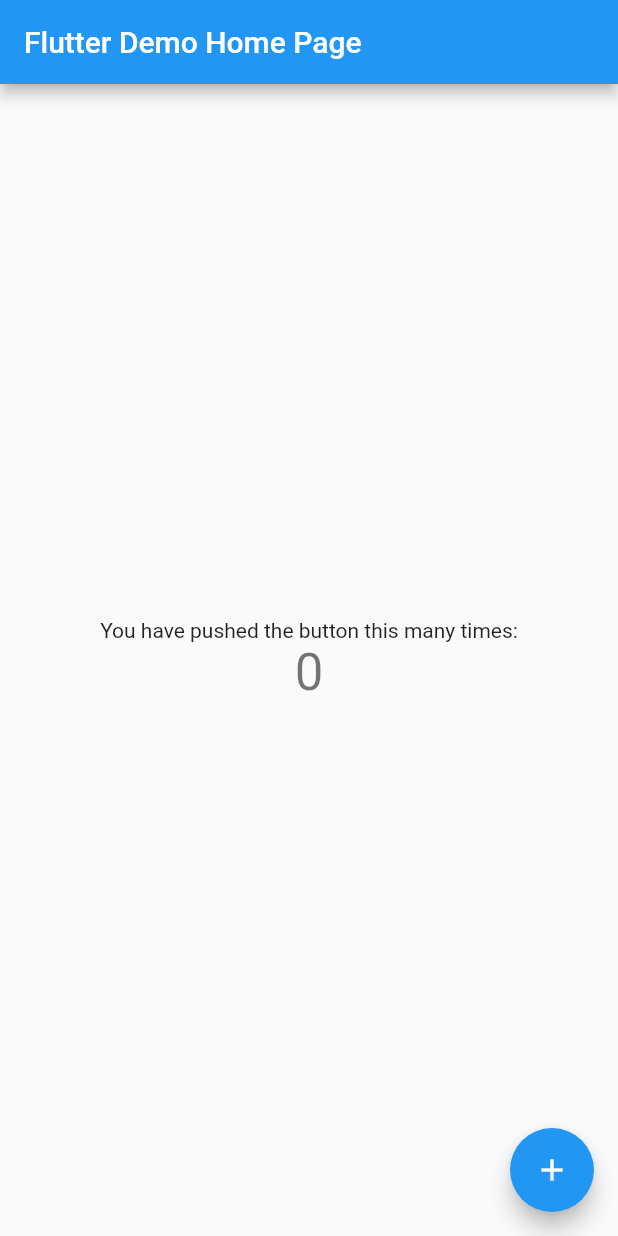
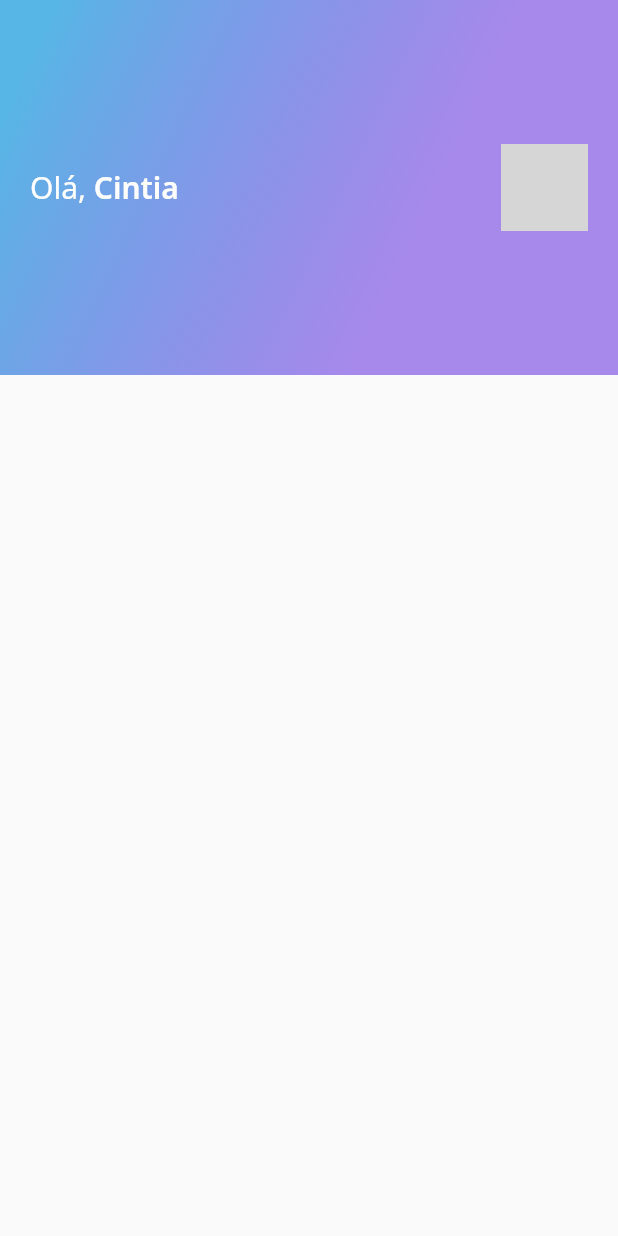
Before and after one commit to cintiafumi/devquiz, a Flutter app: the screen it shows after launch, on a phone screen of 412 x 824 dp. Run offline on Flutter 3.47's test engine with Material 2 defaults, Android fonts, the phone set to English and light mode, and no system bars; our stand-ins replace google_fonts; network calls fail; grey boxes are pictures that could not be loaded.

Commit message:
✨  feat: Add AppBarWidget

```diff
--- a/lib/core/app_widget.dart
+++ b/lib/core/app_widget.dart
@@ -1,13 +1,12 @@
-import 'package:DevQuiz/home/home_page.dart';
-import 'package:DevQuiz/splash/splash_page.dart';
+import 'package:devquiz/home/home_page.dart';
 import 'package:flutter/material.dart';
 
 class AppWidget extends StatelessWidget {
   @override
   Widget build(BuildContext context) {
     return MaterialApp(
-      title: "DevQuiz",
-      home: HomePage(),
+      title: "devquiz",
+      home: HomePage()
     );
   }
 }
--- /dev/null
+++ b/lib/home/home_page.dart
@@ -0,0 +1,18 @@
+import 'package:devquiz/home/widgets/app_bar/app_bar_widget.dart';
+import 'package:flutter/material.dart';
+
+class HomePage extends StatefulWidget {
+  HomePage({Key? key}) : super(key: key);
+
+  @override
+  _HomePageState createState() => _HomePageState();
+}
+
+class _HomePageState extends State<HomePage> {
+  @override
+  Widget build(BuildContext context) {
+    return Scaffold(
+      appBar: AppBarWidget(),
+    );
+  }
+}
--- /dev/null
+++ b/lib/home/widgets/app_bar/app_bar_widget.dart
@@ -0,0 +1,49 @@
+import 'package:devquiz/core/core.dart';
+import 'package:flutter/material.dart';
+
+class AppBarWidget extends PreferredSize {
+  AppBarWidget() : super(
+    preferredSize: Size.fromHeight(250),
+    child: Container(
+      height: 250,
+      decoration: BoxDecoration(
+        gradient: AppGradients.linear
+      ),
+      child: Padding(
+        padding: const EdgeInsets.symmetric(
+          horizontal: 20
+        ),
+        child: Row(
+          mainAxisAlignment: MainAxisAlignment.spaceBetween,
+          children: [
+            Text.rich(
+              TextSpan(
+                text: "Olá, ",
+                style: AppTextStyles.title,
+                children: [
+                  TextSpan(
+                    text: "Cintia",
+                    style: AppTextStyles.titleBold,
+                  )
+                ]
+              )
+            ),
+            Container(
+              width: 58,
+              height: 58,
+              decoration: BoxDecoration(
+                borderRadius: BorderRadius.circular(10),
+                image: DecorationImage(
+                  image: NetworkImage(
+                    "https://github.com/cintiafumi.png"
+                  )
+                )
+              ),
+            )
+          ]
+        ),
+      )
+    )
+  );
+
+}
--- a/lib/main.dart
+++ b/lib/main.dart
@@ -1,113 +1,7 @@
 import 'package:flutter/material.dart';
 
+import 'core/app_widget.dart';
+
 void main() {
-  runApp(MyApp());
+  runApp(AppWidget());
 }
-
-class MyApp extends StatelessWidget {
-  // This widget is the root of your application.
-  @override
-  Widget build(BuildContext context) {
-    return MaterialApp(
-      title: 'Flutter Demo',
-      theme: ThemeData(
-        // This is the theme of your application.
-        //
-        // Try running your application with "flutter run". You'll see the
-        // application has a blue toolbar. Then, without quitting the app, try
-        // changing the primarySwatch below to Colors.green and then invoke
-        // "hot reload" (press "r" in the console where you ran "flutter run",
-        // or simply save your changes to "hot reload" in a Flutter IDE).
-        // Notice that the counter didn't reset back to zero; the application
-        // is not restarted.
-        primarySwatch: Colors.blue,
-      ),
-      home: MyHomePage(title: 'Flutter Demo Home Page'),
-    );
-  }
-}
-
-class MyHomePage extends StatefulWidget {
-  MyHomePage({Key key, this.title}) : super(key: key);
-
-  // This widget is the home page of your application. It is stateful, meaning
-  // that it has a State object (defined below) that contains fields that affect
-  // how it looks.
-
-  // This class is the configuration for the state. It holds the values (in this
-  // case the title) provided by the parent (in this case the App widget) and
-  // used by the build method of the State. Fields in a Widget subclass are
-  // always marked "final".
-
-  final String title;
-
-  @override
-  _MyHomePageState createState() => _MyHomePageState();
-}
-
-class _MyHomePageState extends State<MyHomePage> {
-  int _counter = 0;
-
-  void _incrementCounter() {
-    setState(() {
-      // This call to setState tells the Flutter framework that something has
-      // changed in this State, which causes it to rerun the build method below
-      // so that the display can reflect the updated values. If we changed
-      // _counter without calling setState(), then the build method would not be
-      // called again, and so nothing would appear to happen.
-      _counter++;
-    });
-  }
-
-  @override
-  Widget build(BuildContext context) {
-    // This method is rerun every time setState is called, for instance as done
-    // by the _incrementCounter method above.
-    //
-    // The Flutter framework has been optimized to make rerunning build methods
-    // fast, so that you can just rebuild anything that needs updating rather
-    // than having to individually change instances of widgets.
-    return Scaffold(
-      appBar: AppBar(
-        // Here we take the value from the MyHomePage object that was created by
-        // the App.build method, and use it to set our appbar title.
-        title: Text(widget.title),
-      ),
-      body: Center(
-        // Center is a layout widget. It takes a single child and positions it
-        // in the middle of the parent.
-        child: Column(
-          // Column is also a layout widget. It takes a list of children and
-          // arranges them vertically. By default, it sizes itself to fit its
-          // children horizontally, and tries to be as tall as its parent.
-          //
-          // Invoke "debug painting" (press "p" in the console, choose the
-          // "Toggle Debug Paint" action from the Flutter Inspector in Android
-          // Studio, or the "Toggle Debug Paint" command in Visual Studio Code)
-          // to see the wireframe for each widget.
-          //
-          // Column has various properties to control how it sizes itself and
-          // how it positions its children. Here we use mainAxisAlignment to
-          // center the children vertically; the main axis here is the vertical
-          // axis because Columns are vertical (the cross axis would be
-          // horizontal).
-          mainAxisAlignment: MainAxisAlignment.center,
-          children: <Widget>[
-            Text(
-              'You have pushed the button this many times:',
-            ),
-            Text(
-              '$_counter',
-              style: Theme.of(context).textTheme.headline4,
-            ),
-          ],
-        ),
-      ),
-      floatingActionButton: FloatingActionButton(
-        onPressed: _incrementCounter,
-        tooltip: 'Increment',
-        child: Icon(Icons.add),
-      ), // This trailing comma makes auto-formatting nicer for build methods.
-    );
-  }
-}
--- /dev/null
+++ b/lib/splash/splash_page.dart
@@ -0,0 +1,18 @@
+import 'package:devquiz/core/core.dart';
+import 'package:flutter/material.dart';
+
+class SlashPage extends StatelessWidget {
+  @override
+  Widget build(BuildContext context) {
+    return Scaffold(
+      body: Container(
+        decoration: BoxDecoration(
+          gradient: AppGradients.linear,
+        ),
+        child: Center(
+          child: Image.asset(AppImages.logo),
+        ),
+      ),
+    );
+  }
+}
--- a/pubspec.yaml
+++ b/pubspec.yaml
@@ -1,9 +1,9 @@
-name: DevQuiz
+name: devquiz
 description: DevQuiz - Gabul DEV
 version: 1.0.0+1
 
 environment:
-  sdk: ">=2.12.0 <3.0.0"
+  sdk: '>=2.12.0 <3.0.0'
 
 dependencies:
   flutter:
```
Also changed, not shown: 6 other files.
